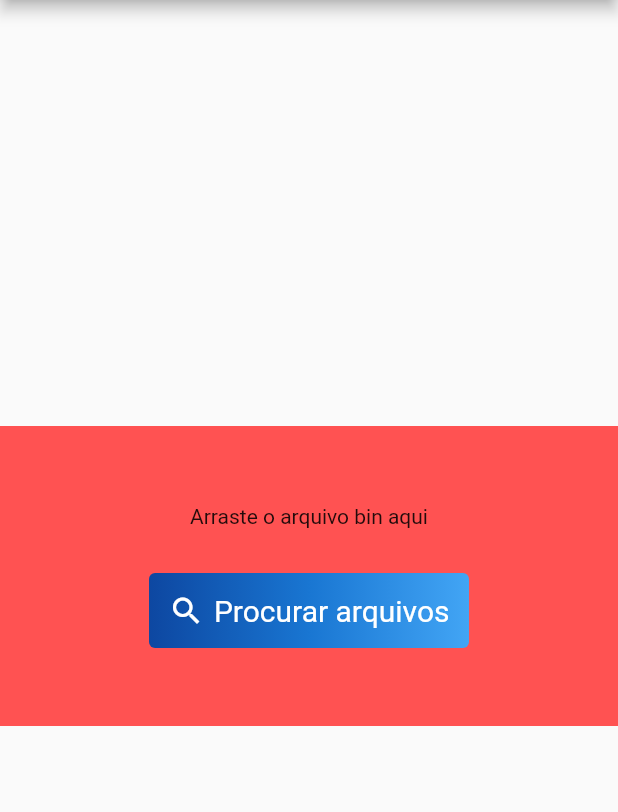
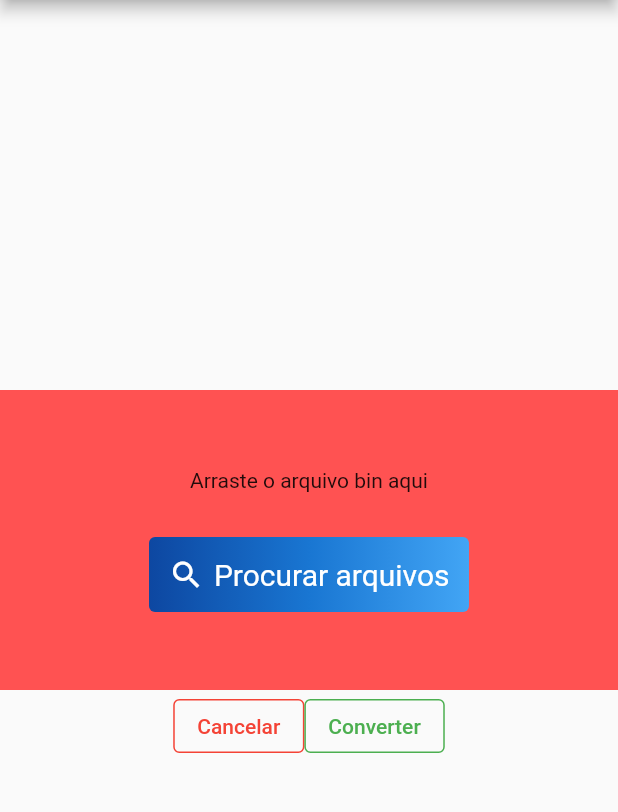
Before and after one commit to allanvobraun/ps2Rampage, a Flutter app: the screen it shows after launch, on a phone screen of 412 x 824 dp, the part 84-896 px from its top. Run offline on Flutter 3.47's test engine with Material 2 defaults, Android fonts, the light colour scheme and no system bars; missing offline and left inert: desktop_drop, window_manager; statements that could not run were skipped.

Commit message:
botões hover

```diff
--- a/lib/ui/home_page.dart
+++ b/lib/ui/home_page.dart
@@ -1,6 +1,6 @@
-import 'package:flutter/cupertino.dart';
 import 'package:flutter/material.dart';
 import 'package:ps2_rampage/ui/drop_zone.dart';
+import 'package:ps2_rampage/ui/widgets/hover_button.dart';
 
 class Home extends StatefulWidget {
   const Home({Key? key, required this.title}) : super(key: key);
@@ -11,36 +11,32 @@ class Home extends StatefulWidget {
 }
 
 class _HomeState extends State<Home> {
-
   @override
   Widget build(BuildContext context) {
     return Scaffold(
       appBar: AppBar(
-        // Here we take the value from the MyHomePage object that was created by
-        // the App.build method, and use it to set our appbar title.
         title: Text(widget.title),
       ),
       body: Center(
-        // Center is a layout widget. It takes a single child and positions it
-        // in the middle of the parent.
         child: Column(
-          // Column is also a layout widget. It takes a list of children and
-          // arranges them vertically. By default, it sizes itself to fit its
-          // children horizontally, and tries to be as tall as its parent.
-          //
-          // Invoke "debug painting" (press "p" in the console, choose the
-          // "Toggle Debug Paint" action from the Flutter Inspector in Android
-          // Studio, or the "Toggle Debug Paint" command in Visual Studio Code)
-          // to see the wireframe for each widget.
-          //
-          // Column has various properties to control how it sizes itself and
-          // how it positions its children. Here we use mainAxisAlignment to
-          // center the children vertically; the main axis here is the vertical
-          // axis because Columns are vertical (the cross axis would be
-          // horizontal).
           mainAxisAlignment: MainAxisAlignment.center,
-          children: const <Widget>[
-            Dropzone()
+          children: <Widget>[
+            const Dropzone(),
+            Row(
+              mainAxisAlignment: MainAxisAlignment.center,
+              children: [
+                HoverButton(
+                    child: const Text('Cancelar'),
+                    color: Colors.red,
+                    onClick: () {}
+                ),
+                HoverButton(
+                    child: const Text('Converter'),
+                    color: Colors.green,
+                    onClick: () {}
+                ),
+              ],
+            )
           ],
         ),
       ),
--- /dev/null
+++ b/lib/ui/widgets/hover_button.dart
@@ -0,0 +1,51 @@
+import 'package:flutter/material.dart';
+
+class HoverButton extends StatefulWidget {
+  final VoidCallback onClick;
+  final Widget child;
+  final MaterialColor color;
+
+  const HoverButton({Key? key,
+    required this.onClick,
+    required this.child,
+    required this.color})
+      : super(key: key);
+
+  @override
+  State<HoverButton> createState() => _HoverState();
+}
+
+class _HoverState extends State<HoverButton> {
+
+  bool _hovered = false;
+
+  ButtonStyle get _style {
+    return OutlinedButton.styleFrom(
+        primary: _hovered ? Colors.white : widget.color,
+        side: BorderSide(color: widget.color),
+        backgroundColor: _hovered ? widget.color : null
+    );
+  }
+
+
+  @override
+  Widget build(BuildContext context) {
+    return MouseRegion(
+      onEnter: (details) {
+        setState(() {
+          _hovered = true;
+        });
+      },
+      onExit: (details) {
+        setState(() {
+          _hovered = false;
+        });
+      },
+      child: OutlinedButton(
+        onPressed: widget.onClick,
+        child: widget.child,
+        style: _style,
+      ),
+    );
+  }
+}
```
